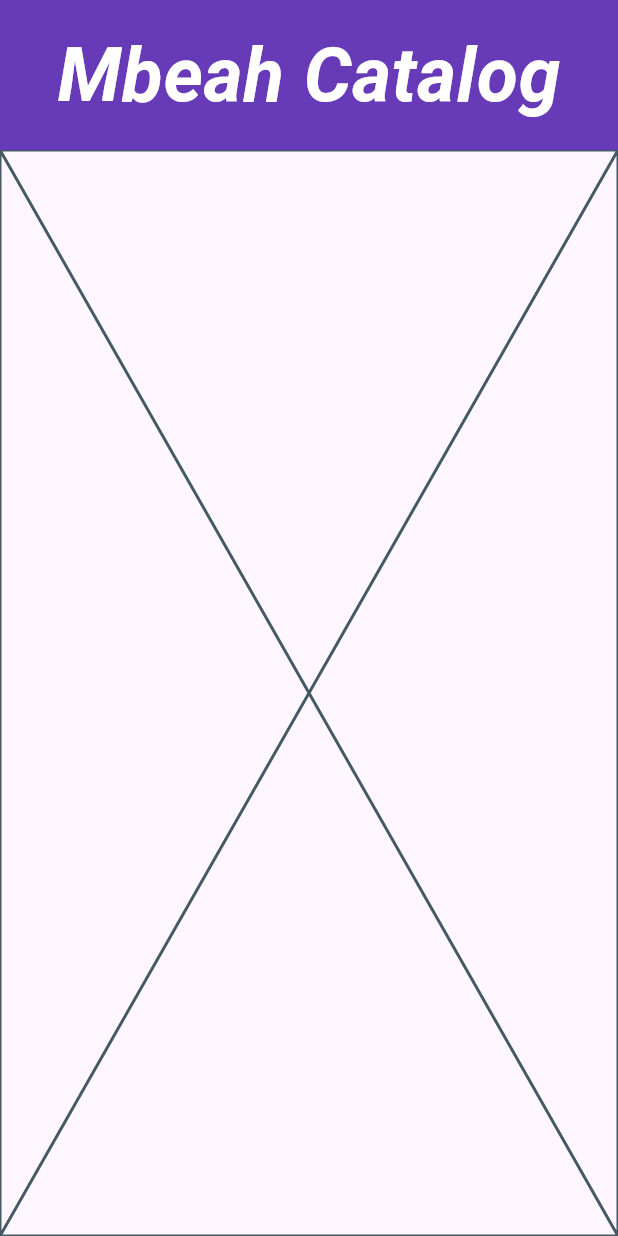
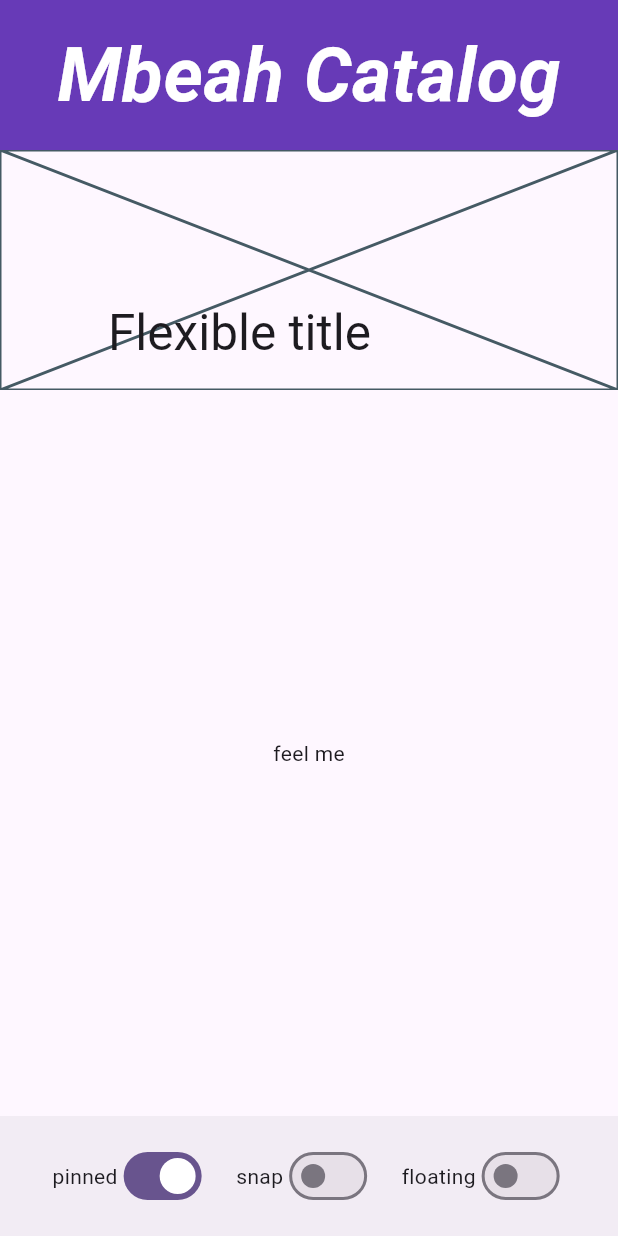
Before and after one commit to Kratosgado/flutter_catalog, a Flutter app: the screen it shows after launch, on a phone screen of 412 x 824 dp. Run offline on Flutter 3.47's test engine with Material 2 defaults, Android fonts, the phone set to English and light mode, and no system bars; our stand-ins replace like_button.

Commit message:
complete sliver appbar example

```diff
--- a/lib/components/appbars/sliver_appbar.dart
+++ b/lib/components/appbars/sliver_appbar.dart
@@ -8,8 +8,75 @@ class SliverAppBarExample extends StatefulWidget {
 }
 
 class _SliverAppBarExampleState extends State<SliverAppBarExample> {
+  bool pinned = true, snap = false, floating = false;
+
   @override
   Widget build(BuildContext context) {
-    return const Placeholder();
+    return Scaffold(
+      body: CustomScrollView(
+        slivers: <Widget>[
+          SliverAppBar(
+            pinned: pinned,
+            snap: snap,
+            floating: floating,
+            expandedHeight: 160.0,
+            flexibleSpace: const FlexibleSpaceBar(
+              title: Text('Flexible title'),
+              background: Placeholder(),
+            ),
+          ),
+          const SliverFillRemaining(
+            child: Center(
+              child: Text("feel me"),
+            ),
+          ),
+        ],
+      ),
+      bottomNavigationBar: getBottomAppBar(),
+    );
+  }
+
+  Widget getBottomAppBar() {
+    return BottomAppBar(
+      child: ButtonBar(
+        alignment: MainAxisAlignment.spaceEvenly,
+        children: [
+          Row(
+            children: [
+              const Text('pinned'),
+              Switch(value: pinned, onChanged: (val) => setState(() => pinned = val)),
+            ],
+          ),
+          Row(
+            children: [
+              const Text('snap'),
+              Switch(
+                  value: snap,
+                  onChanged: (val) => setState(() {
+                        snap = val;
+                        floating = floating || val;
+                      })),
+            ],
+          ),
+          Row(
+            children: [
+              const Text('floating'),
+              Switch(
+                  value: floating,
+                  onChanged: (val) {
+                    setState(() {
+                      floating = val;
+                      if (snap == true) {
+                        if (floating != true) {
+                          snap = false;
+                        }
+                      }
+                    });
+                  }),
+            ],
+          ),
+        ],
+      ),
+    );
   }
 }
--- a/lib/main.dart
+++ b/lib/main.dart
@@ -15,7 +15,8 @@ class MyApp extends StatelessWidget {
   @override
   Widget build(BuildContext context) {
     return MaterialApp(
-      title: 'Flutter Demo',
+      title: 'Flutter Catalog',
+      debugShowCheckedModeBanner: false,
       theme: ThemeData(
         colorScheme: ColorScheme.fromSeed(seedColor: Colors.deepPurple),
         useMaterial3: true,
```
